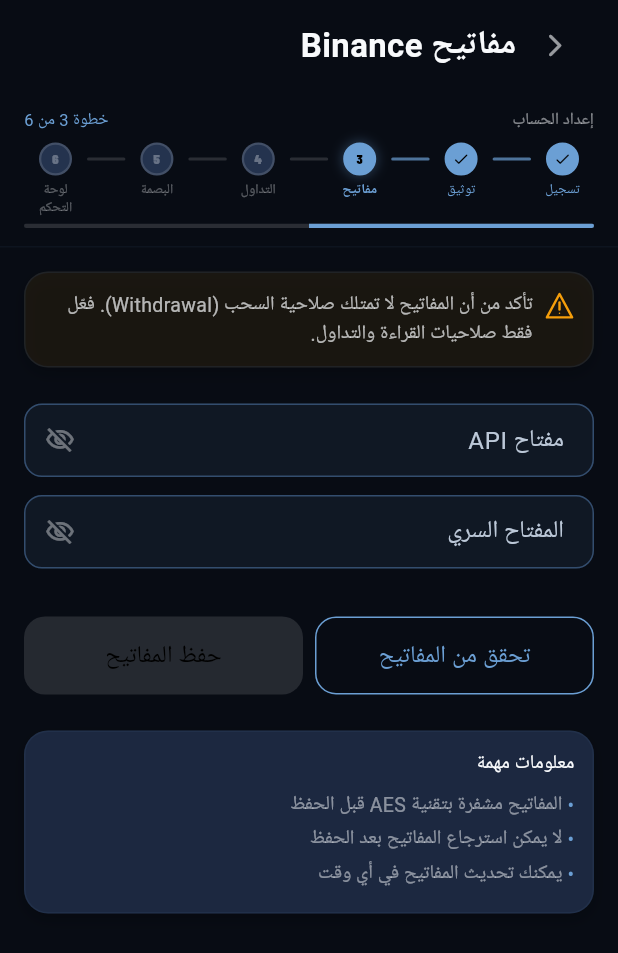
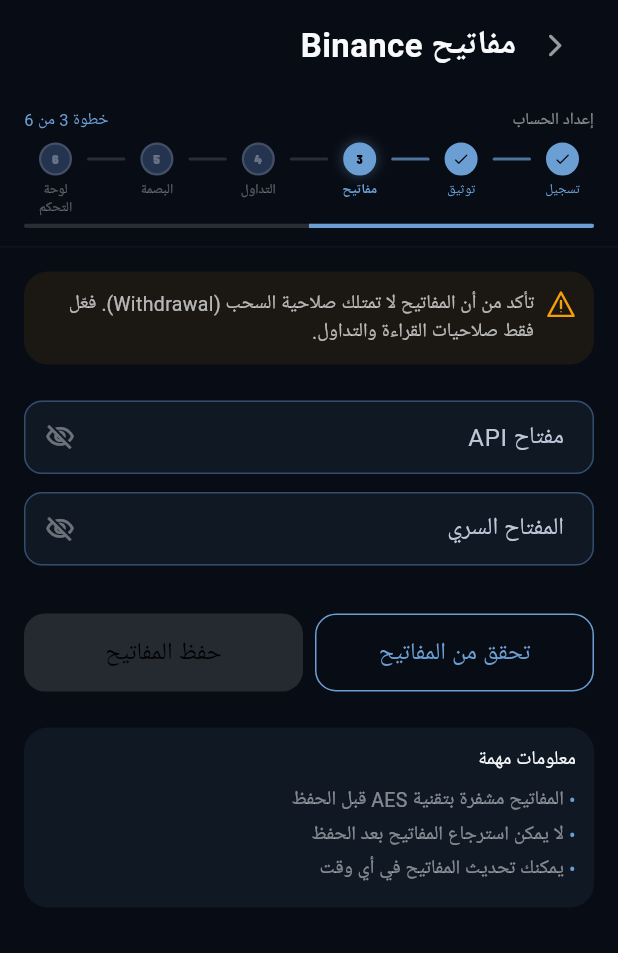
Before and after one commit to anr466/1B, a Flutter app: the BinanceKeysScreen screen opened by its route, on a phone screen of 412 x 824 dp. Shown: the top 953 px of the screen. Run offline on Flutter 3.47's test engine with Material 3 defaults, Android fonts, the phone set to English and light mode, and no system bars; our stand-ins replace connectivity_plus, dio, firebase_core, firebase_messaging, fl_chart, flutter_local_notifications and 8 more; missing offline and left inert: encrypt; accounts and stored records are empty; network calls fail.

Commit message:
feat: Minimalist Borderless UI design
AppCard:
- Default level changed from 1 to 0 (borderless)
- No border, no shadow by default
- Subtle background color only

HybridTradeTile:
- Removed border (border: Border.all removed)
- Removed StatusBadge widget — replaced with simple text
- Accent color bar: 4px → 3px for subtlety
- Profit/loss accent: green for profit, red for loss, blue for open
- Removed 'دخل:' / 'خرج:' labels — cleaner numbers
- Price precision: 4 → 2 decimals for readability
- Spacing: sm → md for breathing room
- Strategy text: alpha 0.35 → 0.3 for subtlety

Flutter analyze: 0 issues

```diff
--- a/flutter_trading_app/lib/design/widgets/app_card.dart
+++ b/flutter_trading_app/lib/design/widgets/app_card.dart
@@ -1,13 +1,14 @@
 import 'package:flutter/material.dart';
 import 'package:trading_app/design/tokens/spacing_tokens.dart';
 
-/// App Card — بطاقة موحدة بزوايا دائرية وحدود خفيفة
-/// تصميم صافي — لا يعتمد على أي منطق أعمال
+/// App Card — Minimalist Borderless Design
+///
+/// تصميم صافي بدون حدود — يعتمد على المسافات والتايبوغرافي
 ///
 /// [level] controls visual depth:
-///   0 = flat    — minimal border, no shadow, subtle bg
-///   1 = default — standard card (default)
-///   2 = raised  — stronger border + shadow, more prominent
+///   0 = borderless — no border, no shadow, subtle bg (default)
+///   1 = subtle     — very subtle border, minimal shadow
+///   2 = raised     — standard card with border + shadow
 class AppCard extends StatelessWidget {
   final Widget child;
   final EdgeInsetsGeometry? padding;
@@ -29,7 +30,7 @@
     this.backgroundColor,
     this.borderColor,
     this.borderRadius,
-    this.level = 1,
+    this.level = 0,
   });
 
   @override
@@ -39,16 +40,13 @@
     final isDark = cs.brightness == Brightness.dark;
     final radius = borderRadius ?? SpacingTokens.radiusXl;
 
-    // Level-driven visual tokens
     final borderAlpha = switch (level) {
-      0 => isDark ? 0.08 : 0.12,
-      2 => isDark ? 0.45 : 0.25,
-      _ => isDark ? 0.22 : 0.18,
+      0 => 0.0,
+      2 => isDark ? 0.22 : 0.18,
+      _ => isDark ? 0.08 : 0.12,
     };
     final bgColor = switch (level) {
-      0 =>
-        backgroundColor ??
-            (isDark ? cs.surfaceContainerLow : cs.surface),
+      0 => backgroundColor ?? (isDark ? cs.surfaceContainerLow : cs.surface),
       2 =>
         backgroundColor ??
             (isDark ? cs.surfaceContainerHighest : cs.surfaceContainerHighest),
@@ -67,12 +65,6 @@
                   spreadRadius: -4,
                   offset: const Offset(0, 12),
                 ),
-                BoxShadow(
-                  color: cs.primary.withValues(alpha: 0.08),
-                  blurRadius: 12,
-                  spreadRadius: 2,
-                  offset: const Offset(0, 0),
-                ),
               ]
             : <BoxShadow>[
                 BoxShadow(
@@ -82,22 +74,7 @@
                   offset: const Offset(0, 8),
                 ),
               ],
-      _ =>
-        isDark
-            ? <BoxShadow>[
-                BoxShadow(
-                  color: Colors.black.withValues(alpha: 0.2),
-                  blurRadius: 8,
-                  offset: const Offset(0, 4),
-                ),
-              ]
-            : <BoxShadow>[
-                BoxShadow(
-                  color: Colors.black.withValues(alpha: 0.04),
-                  blurRadius: 8,
-                  offset: const Offset(0, 2),
-                ),
-              ],
+      _ => <BoxShadow>[],
     };
 
     Widget content = Container(
@@ -113,10 +90,12 @@
               )
             : null,
         borderRadius: BorderRadius.circular(radius),
-        border: Border.all(
-          color: borderColor ?? cs.outline.withValues(alpha: borderAlpha),
-          width: level == 2 ? 1.2 : 1,
-        ),
+        border: borderAlpha > 0
+            ? Border.all(
+                color: borderColor ?? cs.outline.withValues(alpha: borderAlpha),
+                width: level == 2 ? 1.2 : 0.5,
+              )
+            : null,
         boxShadow: shadows,
       ),
       child: child,
```
Also changed, not shown: flutter_trading_app/lib/features/dashboard/screens/dashboard_screen.dart (+23 -20 lines), .opencode/oh-my-openagent.json (renamed from .opencode/oh-my-opencode.json), 1 other file.
